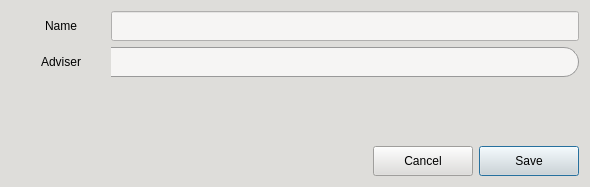
Old version of the form CAI_PyQt/CAI_Admin/UI/FormSectionRegistration.ui in the repository CPG19040/CPG19040.
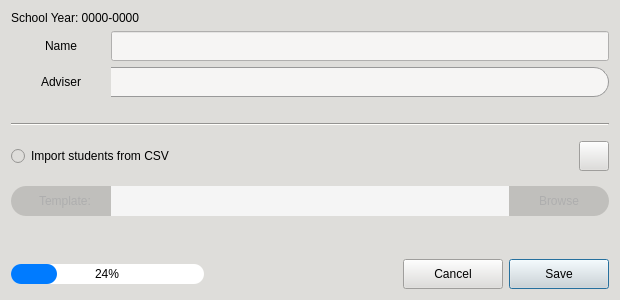
New version of the form. Icons and pictures are not drawn.

Patch:
```diff
--- a/CAI_PyQt/CAI_Admin/UI/FormSectionRegistration.ui
+++ b/CAI_PyQt/CAI_Admin/UI/FormSectionRegistration.ui
@@ -6,20 +6,20 @@
    <rect>
     <x>0</x>
     <y>0</y>
-    <width>590</width>
-    <height>187</height>
+    <width>620</width>
+    <height>300</height>
    </rect>
   </property>
   <property name="minimumSize">
    <size>
-    <width>590</width>
-    <height>187</height>
+    <width>620</width>
+    <height>300</height>
    </size>
   </property>
   <property name="maximumSize">
    <size>
-    <width>590</width>
-    <height>187</height>
+    <width>1000</width>
+    <height>300</height>
    </size>
   </property>
   <property name="windowTitle">
@@ -114,6 +114,16 @@
 	color: black;
 }
 
+QProgressBar {
+	border-radius: 10px;
+	background-color: white;
+}
+
+QProgressBar::chunk {
+	background-color: #007BFF;
+	border-radius: 10px;
+}
+
 QComboBox {
     border: 1px solid #999;
     border-left: none;
@@ -173,7 +183,19 @@
   </property>
   <layout class="QVBoxLayout" name="verticalLayout">
    <item>
-    <widget class="QWidget" name="widget" native="true">
+    <widget class="QLabel" name="label_sy">
+     <property name="text">
+      <string>School Year: 0000-0000</string>
+     </property>
+    </widget>
+   </item>
+   <item>
+    <layout class="QVBoxLayout" name="verticalLayout_2">
+     <property name="bottomMargin">
+      <number>20</number>
+     </property>
+     <item>
+      <widget class="QWidget" name="widget_1" native="true">
      <property name="class" stdset="0">
       <string>input-field</string>
      </property>
@@ -293,6 +315,212 @@
      </layout>
     </widget>
    </item>
+    </layout>
+   </item>
+   <item>
+    <widget class="Line" name="line">
+     <property name="orientation">
+      <enum>Qt::Horizontal</enum>
+     </property>
+    </widget>
+   </item>
+   <item>
+    <layout class="QHBoxLayout" name="horizontalLayout_4">
+     <property name="topMargin">
+      <number>9</number>
+     </property>
+     <property name="bottomMargin">
+      <number>9</number>
+     </property>
+     <item>
+      <widget class="QRadioButton" name="rb_importCSV">
+       <property name="cursor">
+        <cursorShape>PointingHandCursor</cursorShape>
+       </property>
+       <property name="text">
+        <string>Import students from CSV</string>
+       </property>
+      </widget>
+     </item>
+     <item>
+      <widget class="QPushButton" name="btnExportTemplate">
+       <property name="minimumSize">
+        <size>
+         <width>30</width>
+         <height>30</height>
+        </size>
+       </property>
+       <property name="maximumSize">
+        <size>
+         <width>30</width>
+         <height>30</height>
+        </size>
+       </property>
+       <property name="toolTip">
+        <string>Export Template</string>
+       </property>
+       <property name="text">
+        <string/>
+       </property>
+       <property name="icon">
+        <iconset resource="../resources.qrc">
+         <normaloff>:/Images/Images/export.png</normaloff>:/Images/Images/export.png</iconset>
+       </property>
+      </widget>
+     </item>
+    </layout>
+   </item>
+   <item>
+    <widget class="QWidget" name="widget_CSV" native="true">
+     <property name="enabled">
+      <bool>false</bool>
+     </property>
+     <property name="minimumSize">
+      <size>
+       <width>100</width>
+       <height>0</height>
+      </size>
+     </property>
+     <property name="styleSheet">
+      <string notr="true">#label_14 {
+	background-color: rgb(192, 191, 188);
+	border-left: 1px solid #999;
+	border-top: 1px solid #999;
+	border-bottom: 1px solid #999;
+	border-right: none;
+	border-top-left-radius: 15px;
+	border-bottom-left-radius: 15px;
+	padding-left: 8px;
+	color: black;
+}
+
+QLineEdit {
+	background-color: #ffffff;
+	color: black;
+	border: 1px solid #999;
+	border-right: none;
+	border-left: none;
+	padding: 0px 10px;
+}
+
+#btnBrowseCSV {
+	font: 10pt &quot;Inter&quot;;
+	background: qlineargradient(x1:0, y1:0, x2:0, y2:1, 
+                                stop:0 #ffffff, 
+                                stop:1 #d8ecf6);
+	color: black;
+	border: 1px solid rgb(154, 153, 150);
+	border-top-right-radius: 15px;
+	border-bottom-right-radius: 15px;
+}
+
+#btnBrowseCSV:hover {
+	background-color: #FFF;
+}
+
+#btnBrowseCSV:disabled, #label_14:disabled {
+	background-color: rgb(192, 191, 188);
+	border: none;
+	color: #aeaeae;
+}
+
+#widget_CSV QLineEdit:disabled {
+	background-color: #f5f5f5;
+	border: none;
+	color: #aeaeae;
+}</string>
+     </property>
+     <property name="class" stdset="0">
+      <string/>
+     </property>
+     <layout class="QHBoxLayout" name="horizontalLayout_11">
+      <property name="spacing">
+       <number>0</number>
+      </property>
+      <property name="leftMargin">
+       <number>0</number>
+      </property>
+      <property name="topMargin">
+       <number>0</number>
+      </property>
+      <property name="rightMargin">
+       <number>0</number>
+      </property>
+      <property name="bottomMargin">
+       <number>0</number>
+      </property>
+      <item>
+       <widget class="QLabel" name="label_14">
+        <property name="minimumSize">
+         <size>
+          <width>100</width>
+          <height>30</height>
+         </size>
+        </property>
+        <property name="maximumSize">
+         <size>
+          <width>100</width>
+          <height>30</height>
+         </size>
+        </property>
+        <property name="text">
+         <string>Template:</string>
+        </property>
+        <property name="alignment">
+         <set>Qt::AlignCenter</set>
+        </property>
+        <property name="class" stdset="0">
+         <string>input-field</string>
+        </property>
+       </widget>
+      </item>
+      <item>
+       <widget class="QLineEdit" name="txtCSVPath">
+        <property name="minimumSize">
+         <size>
+          <width>0</width>
+          <height>30</height>
+         </size>
+        </property>
+        <property name="maximumSize">
+         <size>
+          <width>16777215</width>
+          <height>30</height>
+         </size>
+        </property>
+        <property name="styleSheet">
+         <string notr="true"/>
+        </property>
+       </widget>
+      </item>
+      <item>
+       <widget class="QPushButton" name="btnBrowseCSV">
+        <property name="minimumSize">
+         <size>
+          <width>100</width>
+          <height>30</height>
+         </size>
+        </property>
+        <property name="maximumSize">
+         <size>
+          <width>100</width>
+          <height>30</height>
+         </size>
+        </property>
+        <property name="cursor">
+         <cursorShape>PointingHandCursor</cursorShape>
+        </property>
+        <property name="styleSheet">
+         <string notr="true"/>
+        </property>
+        <property name="text">
+         <string>Browse</string>
+        </property>
+       </widget>
+      </item>
+     </layout>
+    </widget>
+   </item>
    <item>
     <spacer name="verticalSpacer">
      <property name="orientation">
@@ -308,6 +536,31 @@
    </item>
    <item>
     <layout class="QHBoxLayout" name="horizontalLayout_2">
+     <item>
+      <widget class="QProgressBar" name="progressBar">
+       <property name="minimumSize">
+        <size>
+         <width>0</width>
+         <height>20</height>
+        </size>
+       </property>
+       <property name="maximumSize">
+        <size>
+         <width>16777215</width>
+         <height>20</height>
+        </size>
+       </property>
+       <property name="value">
+        <number>24</number>
+       </property>
+       <property name="alignment">
+        <set>Qt::AlignCenter</set>
+       </property>
+       <property name="textVisible">
+        <bool>true</bool>
+       </property>
+      </widget>
+     </item>
      <item>
       <spacer name="horizontalSpacer_2">
        <property name="orientation">
```
Lines whose indentation alone changed are shown as unchanged.
